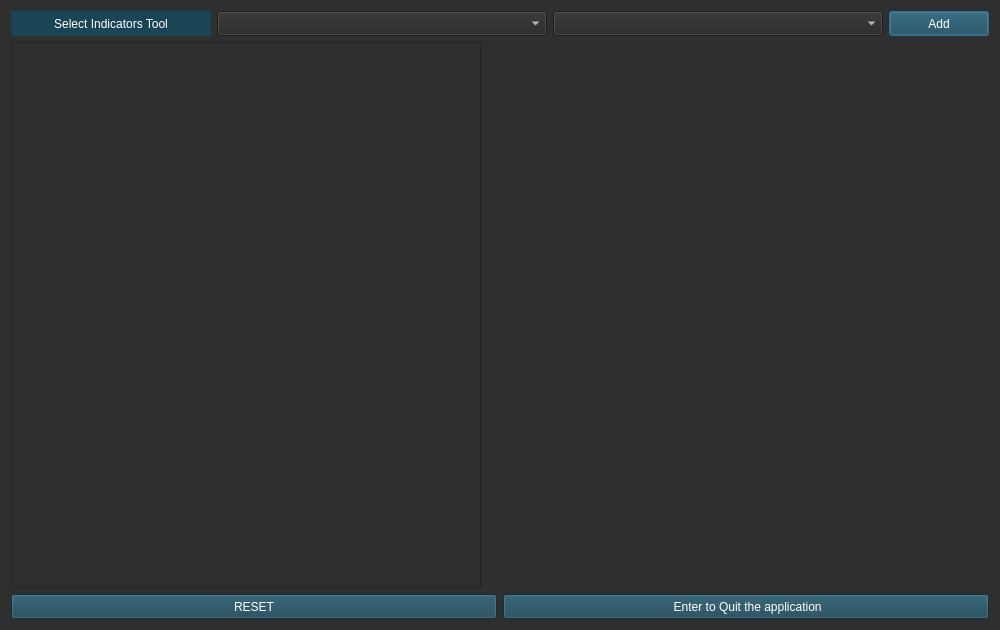
domainyman/Stock_backtest_py, file Ui_File/techanalysisindicatorsTool.ui: the form before one commit.
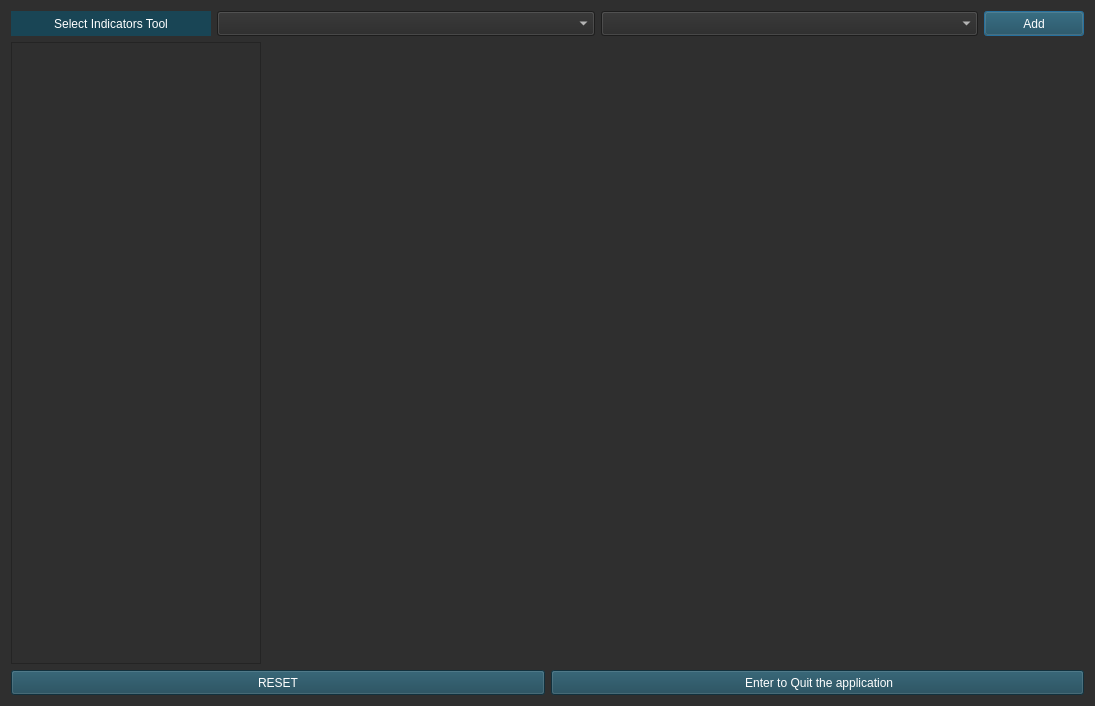
The form after the commit.

Patch:
```diff
--- a/Ui_File/techanalysisindicatorsTool.ui
+++ b/Ui_File/techanalysisindicatorsTool.ui
@@ -6,22 +6,10 @@
    <rect>
     <x>0</x>
     <y>0</y>
-    <width>1000</width>
-    <height>630</height>
+    <width>1095</width>
+    <height>706</height>
    </rect>
   </property>
-  <property name="minimumSize">
-   <size>
-    <width>1000</width>
-    <height>630</height>
-   </size>
-  </property>
-  <property name="maximumSize">
-   <size>
-    <width>1000</width>
-    <height>630</height>
-   </size>
-  </property>
   <property name="windowTitle">
    <string>Select Indicators Tool For Analysis</string>
   </property>
@@ -123,7 +111,7 @@
       <widget class="QListWidget" name="toollistWidget">
        <property name="maximumSize">
         <size>
-         <width>470</width>
+         <width>250</width>
          <height>16777215</height>
         </size>
        </property>
```
